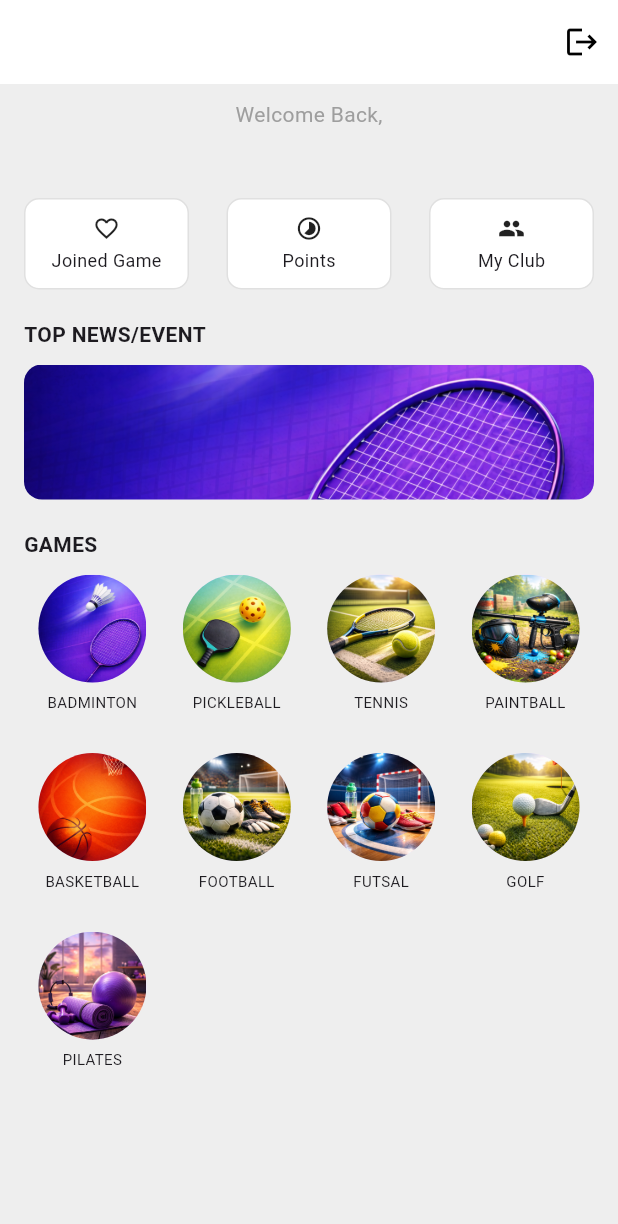
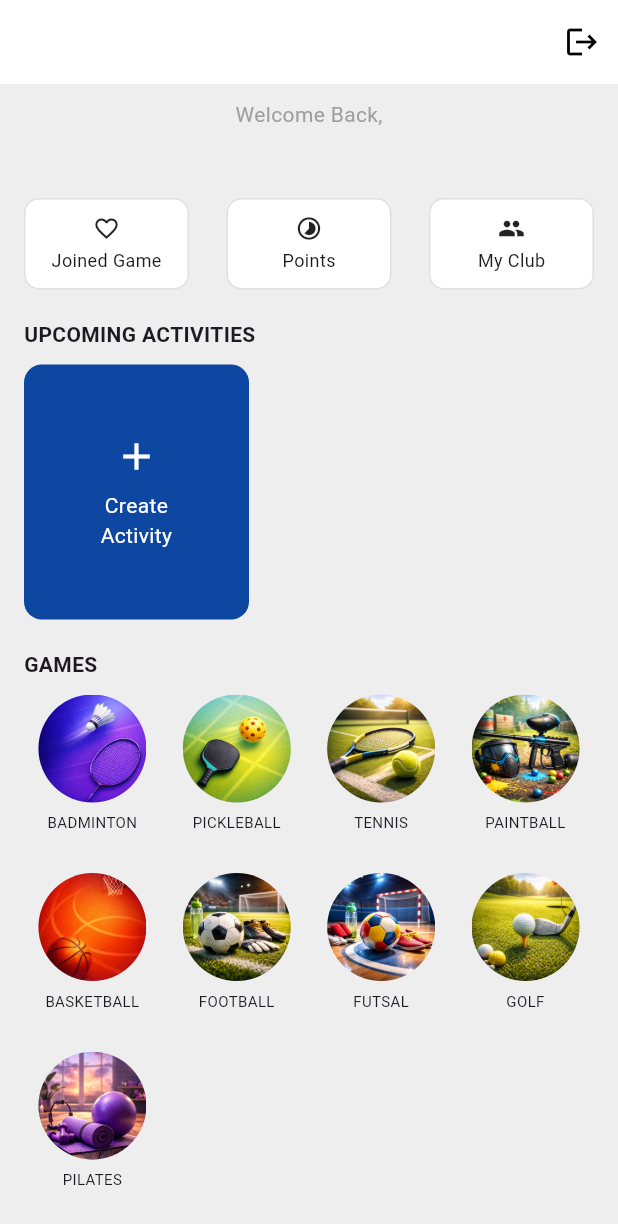
Before and after one commit to chinszening-03/matchly, a Flutter app: the HomeScreen screen opened directly, on a phone screen of 412 x 824 dp. Shown: the top 1224 px of the screen. Run offline on Flutter 3.47's test engine with Material 3 defaults, Android fonts, the phone set to English and light mode, and no system bars; our stand-ins replace cloud_firestore, firebase_auth, firebase_core, google_sign_in; accounts and stored records are empty; network calls fail.

Commit message:
create activity card at homepage under the section 'upcoming activities', create activity screen : implement search bar to search for sports, and sports picker UI

```diff
--- a/lib/screens/home/home_screen.dart
+++ b/lib/screens/home/home_screen.dart
@@ -1,6 +1,7 @@
 import 'package:flutter/material.dart';
 import 'package:cloud_firestore/cloud_firestore.dart';
 import '../../services/auth_service.dart';
+import '../activity/create_activity_screen.dart';
 
 class HomeScreen extends StatefulWidget {
   const HomeScreen({super.key});
@@ -66,7 +67,7 @@ class _HomeScreenState extends State<HomeScreen> {
 
               const SizedBox(height: 10),
 
-              /// Welcome Text
+              /// Welcome
               Center(
                 child: Column(
                   children: [
@@ -93,7 +94,7 @@ class _HomeScreenState extends State<HomeScreen> {
 
               const SizedBox(height: 20),
 
-              /// Stats Row
+              /// Stats
               Row(
                 mainAxisAlignment: MainAxisAlignment.spaceBetween,
                 children: [
@@ -107,21 +108,41 @@ class _HomeScreenState extends State<HomeScreen> {
 
               const SizedBox(height: 20),
 
-              /// Top Event
+              /// Upcoming Activities
               const Text(
-                "TOP NEWS/EVENT",
+                "UPCOMING ACTIVITIES",
                 style: TextStyle(fontWeight: FontWeight.bold),
               ),
 
               const SizedBox(height: 10),
 
-              ClipRRect(
-                borderRadius: BorderRadius.circular(12),
-                child: Image.asset(
-                  "assets/badminton.png",
-                  height: 90,
-                  width: double.infinity,
-                  fit: BoxFit.cover,
+              SizedBox(
+                height: 170,
+                child: StreamBuilder<QuerySnapshot>(
+                  stream: FirebaseFirestore.instance
+                      .collection("activities")
+                      .orderBy("createdAt", descending: true)
+                      .snapshots(),
+                  builder: (context, snapshot) {
+
+                    List<Widget> cards = [];
+
+                    /// Create activity card
+                    cards.add(createActivityCard());
+
+                    if (snapshot.hasData) {
+
+                      for (var doc in snapshot.data!.docs) {
+                        cards.add(activityCard(doc));
+                      }
+
+                    }
+
+                    return ListView(
+                      scrollDirection: Axis.horizontal,
+                      children: cards,
+                    );
+                  },
                 ),
               ),
 
@@ -163,6 +184,91 @@ class _HomeScreenState extends State<HomeScreen> {
             ],
           ),
         ),
+      ),
+    );
+  }
+
+  /// Create Activity Card
+  Widget createActivityCard() {
+
+    return GestureDetector(
+      onTap: () {
+
+        Navigator.push(
+          context,
+          MaterialPageRoute(
+            builder: (_) => const CreateActivityScreen(),
+          ),
+        );
+
+      },
+
+      child: Container(
+        width: 150,
+        margin: const EdgeInsets.only(right: 10),
+
+        decoration: BoxDecoration(
+          color: const Color(0xFF0D47A1),
+          borderRadius: BorderRadius.circular(12),
+        ),
+
+        child: const Center(
+          child: Column(
+            mainAxisAlignment: MainAxisAlignment.center,
+            children: [
+
+              Icon(Icons.add, color: Colors.white, size: 30),
+
+              SizedBox(height: 8),
+
+              Text(
+                "Create\nActivity",
+                textAlign: TextAlign.center,
+                style: TextStyle(color: Colors.white),
+              )
+
+            ],
+          ),
+        ),
+      ),
+    );
+  }
+
+  /// Activity Card
+  Widget activityCard(QueryDocumentSnapshot doc) {
+
+    final data = doc.data() as Map<String, dynamic>;
+
+    return Container(
+      width: 150,
+      margin: const EdgeInsets.only(right: 10),
+
+      decoration: BoxDecoration(
+        color: Colors.white,
+        borderRadius: BorderRadius.circular(12),
+        border: Border.all(color: Colors.grey.shade300),
+      ),
+
+      padding: const EdgeInsets.all(10),
+
+      child: Column(
+        crossAxisAlignment: CrossAxisAlignment.start,
+        children: [
+
+          Text(
+            data["sport"] ?? "",
+            style: const TextStyle(
+              fontWeight: FontWeight.bold,
+            ),
+          ),
+
+          const SizedBox(height: 8),
+
+          Text("📅 ${data["date"] ?? ""}"),
+          Text("⏰ ${data["startTime"] ?? ""} - ${data["endTime"] ?? ""}"),
+          Text("📍 ${data["location"] ?? ""}"),
+
+        ],
       ),
     );
   }
```
Also changed, not shown: lib/screens/activity/create_activity_screen.dart (added, +249 -0 lines).
